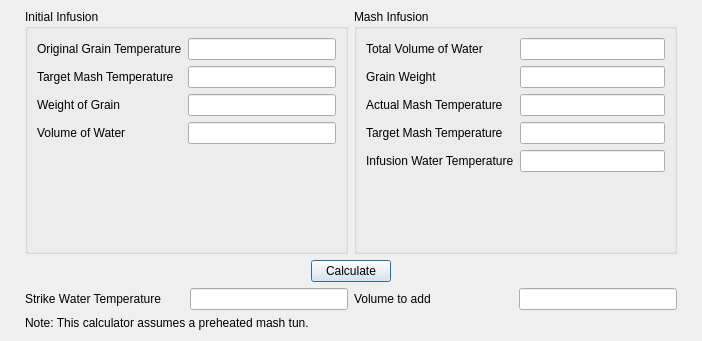
The window that ui/strikeWaterDialog.ui (Brewtarget/brewtarget) describes before a commit, drawn with Qt 5.
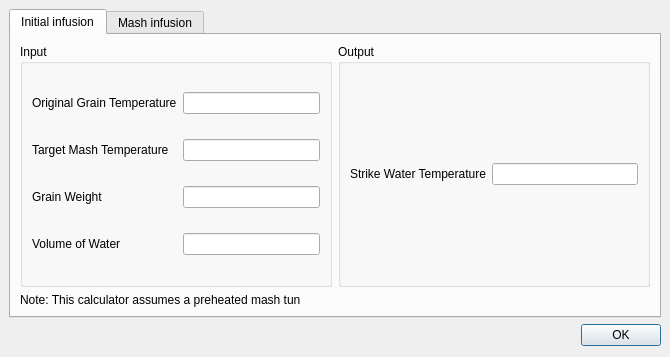
The same window after the commit. Custom widgets are drawn as their Qt base class.

The edit to the form file:
```diff
--- a/ui/strikeWaterDialog.ui
+++ b/ui/strikeWaterDialog.ui
@@ -6,8 +6,8 @@
    <rect>
     <x>0</x>
     <y>0</y>
-    <width>702</width>
-    <height>341</height>
+    <width>670</width>
+    <height>357</height>
    </rect>
   </property>
   <property name="windowTitle">
@@ -15,30 +15,46 @@
   </property>
   <layout class="QVBoxLayout" name="verticalLayout">
    <property name="leftMargin">
-    <number>25</number>
+    <number>9</number>
    </property>
    <property name="topMargin">
     <number>9</number>
    </property>
    <property name="rightMargin">
-    <number>25</number>
+    <number>9</number>
    </property>
    <item>
-    <layout class="QHBoxLayout" name="inputs">
+    <widget class="QTabWidget" name="tabWidget">
+     <property name="currentIndex">
+      <number>0</number>
+     </property>
+     <widget class="QWidget" name="tab">
+      <attribute name="title">
+       <string>Initial infusion</string>
+      </attribute>
+      <layout class="QVBoxLayout" name="verticalLayout_2">
      <item>
-      <widget class="QGroupBox" name="initialInfusion">
+        <layout class="QHBoxLayout" name="horizontalLayout">
+         <item>
+          <widget class="QGroupBox" name="groupBoxInitialInfusionInput">
+           <property name="sizePolicy">
+            <sizepolicy hsizetype="Preferred" vsizetype="Expanding">
+             <horstretch>0</horstretch>
+             <verstretch>0</verstretch>
+            </sizepolicy>
+           </property>
        <property name="title">
-        <string>Initial Infusion</string>
-       </property>
-       <property name="configSection" stdset="0">
-        <string notr="true">strikeWaterCalc</string>
-       </property>
-       <layout class="QFormLayout" name="formLayout_2">
-        <property name="fieldGrowthPolicy">
-         <enum>QFormLayout::AllNonFixedFieldsGrow</enum>
-        </property>
+            <string>Input</string>
+           </property>
+           <layout class="QFormLayout" name="formLayout_3">
         <item row="0" column="0">
          <widget class="BtTemperatureLabel" name="grainTempLbl">
+              <property name="sizePolicy">
+               <sizepolicy hsizetype="Preferred" vsizetype="Expanding">
+                <horstretch>0</horstretch>
+                <verstretch>0</verstretch>
+               </sizepolicy>
+              </property>
           <property name="contextMenuPolicy">
            <enum>Qt::CustomContextMenu</enum>
           </property>
@@ -53,11 +69,17 @@
         <item row="0" column="1">
          <widget class="BtTemperatureEdit" name="grainTempVal">
           <property name="sizePolicy">
-           <sizepolicy hsizetype="Preferred" vsizetype="Fixed">
+               <sizepolicy hsizetype="Expanding" vsizetype="Fixed">
             <horstretch>0</horstretch>
             <verstretch>0</verstretch>
            </sizepolicy>
           </property>
+              <property name="minimumSize">
+               <size>
+                <width>100</width>
+                <height>0</height>
+               </size>
+              </property>
           <property name="editField" stdset="0">
            <string notr="true">grainTempVal</string>
           </property>
@@ -65,6 +87,12 @@
         </item>
         <item row="1" column="0">
          <widget class="BtTemperatureLabel" name="targetMashLbl">
+              <property name="sizePolicy">
+               <sizepolicy hsizetype="Preferred" vsizetype="Expanding">
+                <horstretch>0</horstretch>
+                <verstretch>0</verstretch>
+               </sizepolicy>
+              </property>
           <property name="contextMenuPolicy">
            <enum>Qt::CustomContextMenu</enum>
           </property>
@@ -79,11 +107,17 @@
         <item row="1" column="1">
          <widget class="BtTemperatureEdit" name="targetMashVal">
           <property name="sizePolicy">
-           <sizepolicy hsizetype="Preferred" vsizetype="Fixed">
+               <sizepolicy hsizetype="Expanding" vsizetype="Fixed">
             <horstretch>0</horstretch>
             <verstretch>0</verstretch>
            </sizepolicy>
           </property>
+              <property name="minimumSize">
+               <size>
+                <width>100</width>
+                <height>0</height>
+               </size>
+              </property>
           <property name="editField" stdset="0">
            <string notr="true">targetMashVal</string>
           </property>
@@ -91,11 +125,17 @@
         </item>
         <item row="2" column="0">
          <widget class="BtMassLabel" name="grainWeightInitLbl">
+              <property name="sizePolicy">
+               <sizepolicy hsizetype="Preferred" vsizetype="Expanding">
+                <horstretch>0</horstretch>
+                <verstretch>0</verstretch>
+               </sizepolicy>
+              </property>
           <property name="contextMenuPolicy">
            <enum>Qt::CustomContextMenu</enum>
           </property>
           <property name="text">
-           <string>Weight of Grain</string>
+               <string>Grain Weight</string>
           </property>
           <property name="buddy">
            <cstring>grainWeightInitVal</cstring>
@@ -105,11 +145,17 @@
         <item row="2" column="1">
          <widget class="BtMassEdit" name="grainWeightInitVal">
           <property name="sizePolicy">
-           <sizepolicy hsizetype="Preferred" vsizetype="Fixed">
+               <sizepolicy hsizetype="Expanding" vsizetype="Fixed">
             <horstretch>0</horstretch>
             <verstretch>0</verstretch>
            </sizepolicy>
           </property>
+              <property name="minimumSize">
+               <size>
+                <width>100</width>
+                <height>0</height>
+               </size>
+              </property>
           <property name="decimals" stdset="0">
            <number>1</number>
           </property>
@@ -120,6 +166,12 @@
         </item>
         <item row="3" column="0">
          <widget class="BtVolumeLabel" name="waterVolumeLbl">
+              <property name="sizePolicy">
+               <sizepolicy hsizetype="Preferred" vsizetype="Expanding">
+                <horstretch>0</horstretch>
+                <verstretch>0</verstretch>
+               </sizepolicy>
+              </property>
           <property name="contextMenuPolicy">
            <enum>Qt::CustomContextMenu</enum>
           </property>
@@ -134,11 +186,17 @@
         <item row="3" column="1">
          <widget class="BtVolumeEdit" name="waterVolumeVal">
           <property name="sizePolicy">
-           <sizepolicy hsizetype="Preferred" vsizetype="Fixed">
+               <sizepolicy hsizetype="Expanding" vsizetype="Fixed">
             <horstretch>0</horstretch>
             <verstretch>0</verstretch>
            </sizepolicy>
           </property>
+              <property name="minimumSize">
+               <size>
+                <width>100</width>
+                <height>0</height>
+               </size>
+              </property>
           <property name="editField" stdset="0">
            <string notr="true">waterVolumeVal</string>
           </property>
@@ -148,17 +206,103 @@
       </widget>
      </item>
      <item>
-      <widget class="QGroupBox" name="mashInfusion">
-       <property name="title">
-        <string>Mash Infusion</string>
-       </property>
-       <property name="configSection" stdset="0">
-        <string notr="true">strikeWaterCalc</string>
+          <widget class="QGroupBox" name="groupBoxInitialInfusionOutput">
+           <property name="sizePolicy">
+            <sizepolicy hsizetype="Preferred" vsizetype="Expanding">
+             <horstretch>0</horstretch>
+             <verstretch>0</verstretch>
+            </sizepolicy>
+           </property>
+           <property name="title">
+            <string>Output</string>
        </property>
        <layout class="QFormLayout" name="formLayout">
-        <property name="fieldGrowthPolicy">
-         <enum>QFormLayout::AllNonFixedFieldsGrow</enum>
-        </property>
+            <item row="0" column="0">
+             <widget class="BtTemperatureLabel" name="initialResultLbl">
+              <property name="sizePolicy">
+               <sizepolicy hsizetype="Preferred" vsizetype="Expanding">
+                <horstretch>0</horstretch>
+                <verstretch>0</verstretch>
+               </sizepolicy>
+              </property>
+              <property name="font">
+               <font>
+                <weight>50</weight>
+                <bold>false</bold>
+               </font>
+              </property>
+              <property name="contextMenuPolicy">
+               <enum>Qt::CustomContextMenu</enum>
+              </property>
+              <property name="text">
+               <string>Strike Water Temperature</string>
+              </property>
+              <property name="buddy">
+               <cstring>initialResultTxt</cstring>
+              </property>
+             </widget>
+            </item>
+            <item row="0" column="1">
+             <widget class="BtTemperatureEdit" name="initialResultTxt">
+              <property name="sizePolicy">
+               <sizepolicy hsizetype="Expanding" vsizetype="Fixed">
+                <horstretch>0</horstretch>
+                <verstretch>0</verstretch>
+               </sizepolicy>
+              </property>
+              <property name="minimumSize">
+               <size>
+                <width>100</width>
+                <height>0</height>
+               </size>
+              </property>
+              <property name="readOnly">
+               <bool>true</bool>
+              </property>
+              <property name="editField" stdset="0">
+               <string notr="true">initialResultTxt</string>
+              </property>
+             </widget>
+            </item>
+           </layout>
+          </widget>
+         </item>
+        </layout>
+       </item>
+       <item>
+        <widget class="QLabel" name="Notes">
+         <property name="sizePolicy">
+          <sizepolicy hsizetype="Expanding" vsizetype="Maximum">
+           <horstretch>0</horstretch>
+           <verstretch>0</verstretch>
+          </sizepolicy>
+         </property>
+         <property name="text">
+          <string>Note: This calculator assumes a preheated mash tun</string>
+         </property>
+        </widget>
+       </item>
+      </layout>
+     </widget>
+     <widget class="QWidget" name="tab_2">
+      <attribute name="title">
+       <string>Mash infusion</string>
+      </attribute>
+      <layout class="QVBoxLayout" name="verticalLayout_3">
+       <item>
+        <layout class="QHBoxLayout" name="horizontalLayout_2">
+         <item>
+          <widget class="QGroupBox" name="groupBoxMashInfusionInput">
+           <property name="sizePolicy">
+            <sizepolicy hsizetype="Preferred" vsizetype="Expanding">
+             <horstretch>0</horstretch>
+             <verstretch>0</verstretch>
+            </sizepolicy>
+           </property>
+           <property name="title">
+            <string>Input</string>
+           </property>
+           <layout class="QFormLayout" name="formLayout_2">
         <item row="0" column="0">
          <widget class="BtVolumeLabel" name="mashVolLbl">
           <property name="contextMenuPolicy">
@@ -175,11 +319,17 @@
         <item row="0" column="1">
          <widget class="BtVolumeEdit" name="mashVolVal">
           <property name="sizePolicy">
-           <sizepolicy hsizetype="Preferred" vsizetype="Fixed">
+               <sizepolicy hsizetype="Expanding" vsizetype="MinimumExpanding">
             <horstretch>0</horstretch>
             <verstretch>0</verstretch>
            </sizepolicy>
           </property>
+              <property name="minimumSize">
+               <size>
+                <width>100</width>
+                <height>0</height>
+               </size>
+              </property>
           <property name="editField" stdset="0">
            <string notr="true">mashVolVal</string>
           </property>
@@ -201,11 +351,17 @@
         <item row="1" column="1">
          <widget class="BtMassEdit" name="grainWeightVal">
           <property name="sizePolicy">
-           <sizepolicy hsizetype="Preferred" vsizetype="Fixed">
+               <sizepolicy hsizetype="Expanding" vsizetype="MinimumExpanding">
             <horstretch>0</horstretch>
             <verstretch>0</verstretch>
            </sizepolicy>
           </property>
+              <property name="minimumSize">
+               <size>
+                <width>100</width>
+                <height>0</height>
+               </size>
+              </property>
           <property name="editField" stdset="0">
            <string notr="true">grainWeight</string>
           </property>
@@ -227,11 +383,17 @@
         <item row="2" column="1">
          <widget class="BtTemperatureEdit" name="actualMashVal">
           <property name="sizePolicy">
-           <sizepolicy hsizetype="Preferred" vsizetype="Fixed">
+               <sizepolicy hsizetype="Expanding" vsizetype="MinimumExpanding">
             <horstretch>0</horstretch>
             <verstretch>0</verstretch>
            </sizepolicy>
           </property>
+              <property name="minimumSize">
+               <size>
+                <width>100</width>
+                <height>0</height>
+               </size>
+              </property>
           <property name="editField" stdset="0">
            <string notr="true">actualMashVal</string>
           </property>
@@ -253,11 +415,17 @@
         <item row="3" column="1">
          <widget class="BtTemperatureEdit" name="targetMashInfVal">
           <property name="sizePolicy">
-           <sizepolicy hsizetype="Preferred" vsizetype="Fixed">
+               <sizepolicy hsizetype="Expanding" vsizetype="MinimumExpanding">
             <horstretch>0</horstretch>
             <verstretch>0</verstretch>
            </sizepolicy>
           </property>
+              <property name="minimumSize">
+               <size>
+                <width>100</width>
+                <height>0</height>
+               </size>
+              </property>
           <property name="editField" stdset="0">
            <string notr="true">targetMashInfVal</string>
           </property>
@@ -279,11 +447,17 @@
         <item row="4" column="1">
          <widget class="BtTemperatureEdit" name="infusionWaterVal">
           <property name="sizePolicy">
-           <sizepolicy hsizetype="Preferred" vsizetype="Fixed">
+               <sizepolicy hsizetype="Expanding" vsizetype="MinimumExpanding">
             <horstretch>0</horstretch>
             <verstretch>0</verstretch>
            </sizepolicy>
           </property>
+              <property name="minimumSize">
+               <size>
+                <width>100</width>
+                <height>0</height>
+               </size>
+              </property>
           <property name="editField" stdset="0">
            <string notr="true">infusionWaterVal</string>
           </property>
@@ -292,93 +466,22 @@
        </layout>
       </widget>
      </item>
-    </layout>
-   </item>
    <item>
-    <layout class="QHBoxLayout" name="horizontalLayout">
-     <item>
-      <widget class="QPushButton" name="pushButton_calculate">
+          <widget class="QGroupBox" name="groupBoxMashInfusionOutput">
        <property name="sizePolicy">
-        <sizepolicy hsizetype="Fixed" vsizetype="Fixed">
+            <sizepolicy hsizetype="Preferred" vsizetype="Expanding">
          <horstretch>0</horstretch>
          <verstretch>0</verstretch>
         </sizepolicy>
        </property>
-       <property name="toolTip">
-        <string>Calculate</string>
-       </property>
-       <property name="text">
-        <string>Calculate</string>
-       </property>
-       <property name="iconSize">
-        <size>
-         <width>24</width>
-         <height>24</height>
-        </size>
-       </property>
-       <property name="autoDefault">
-        <bool>false</bool>
-       </property>
-       <property name="default">
-        <bool>true</bool>
-       </property>
-      </widget>
-     </item>
-    </layout>
-   </item>
-   <item>
-    <layout class="QHBoxLayout" name="results">
-     <item>
-      <layout class="QHBoxLayout" name="initialResult">
-       <item>
-        <widget class="BtTemperatureLabel" name="initialResultLbl">
-         <property name="sizePolicy">
-          <sizepolicy hsizetype="Preferred" vsizetype="Fixed">
-           <horstretch>0</horstretch>
-           <verstretch>0</verstretch>
-          </sizepolicy>
-         </property>
-         <property name="font">
-          <font>
-           <weight>50</weight>
-           <bold>false</bold>
-          </font>
-         </property>
-         <property name="contextMenuPolicy">
-          <enum>Qt::CustomContextMenu</enum>
-         </property>
-         <property name="text">
-          <string>Strike Water Temperature</string>
-         </property>
-         <property name="buddy">
-          <cstring>initialResultTxt</cstring>
-         </property>
-        </widget>
-       </item>
-       <item>
-        <widget class="BtTemperatureEdit" name="initialResultTxt">
-         <property name="sizePolicy">
-          <sizepolicy hsizetype="Preferred" vsizetype="Fixed">
-           <horstretch>0</horstretch>
-           <verstretch>0</verstretch>
-          </sizepolicy>
-         </property>
-         <property name="readOnly">
-          <bool>true</bool>
-         </property>
-         <property name="editField" stdset="0">
-          <string notr="true">initialResultTxt</string>
-         </property>
-        </widget>
-       </item>
-      </layout>
-     </item>
-     <item>
-      <layout class="QHBoxLayout" name="mashResult">
-       <item>
+           <property name="title">
+            <string>Output</string>
+           </property>
+           <layout class="QFormLayout" name="formLayout_4">
+            <item row="0" column="0">
         <widget class="BtVolumeLabel" name="mashResultLbl">
          <property name="sizePolicy">
-          <sizepolicy hsizetype="Preferred" vsizetype="Fixed">
+               <sizepolicy hsizetype="Preferred" vsizetype="Expanding">
            <horstretch>0</horstretch>
            <verstretch>0</verstretch>
           </sizepolicy>
@@ -400,14 +503,20 @@
          </property>
         </widget>
        </item>
-       <item>
+            <item row="0" column="1">
         <widget class="BtVolumeEdit" name="mashResultTxt">
          <property name="sizePolicy">
-          <sizepolicy hsizetype="Preferred" vsizetype="Fixed">
+               <sizepolicy hsizetype="Expanding" vsizetype="Fixed">
            <horstretch>0</horstretch>
            <verstretch>0</verstretch>
           </sizepolicy>
          </property>
+              <property name="minimumSize">
+               <size>
+                <width>100</width>
+                <height>0</height>
+               </size>
+              </property>
          <property name="readOnly">
           <bool>true</bool>
          </property>
@@ -417,19 +526,25 @@
         </widget>
        </item>
       </layout>
+          </widget>
      </item>
     </layout>
    </item>
    <item>
-    <widget class="QLabel" name="Notes">
-     <property name="sizePolicy">
-      <sizepolicy hsizetype="Expanding" vsizetype="Maximum">
-       <horstretch>0</horstretch>
-       <verstretch>0</verstretch>
-      </sizepolicy>
-     </property>
+        <widget class="QLabel" name="label">
      <property name="text">
-      <string>Note: This calculator assumes a preheated mash tun.</string>
+          <string>Note: This calculator assumes a preheated mash tun</string>
+         </property>
+        </widget>
+       </item>
+      </layout>
+     </widget>
+    </widget>
+   </item>
+   <item>
+    <widget class="QDialogButtonBox" name="buttonBox">
+     <property name="standardButtons">
+      <set>QDialogButtonBox::Ok</set>
      </property>
     </widget>
    </item>
@@ -437,21 +552,30 @@
  </widget>
  <customwidgets>
   <customwidget>
-   <class>BtVolumeLabel</class>
-   <extends>QLabel</extends>
-   <header>BtLabel.h</header>
-   <slots>
-    <signal>labelChanged(Unit::unitDisplay,Unit::unitScale)</signal>
-   </slots>
-  </customwidget>
-  <customwidget>
-   <class>BtVolumeEdit</class>
+   <class>BtTemperatureEdit</class>
    <extends>QLineEdit</extends>
    <header>BtLineEdit.h</header>
    <slots>
     <slot>lineChanged(Unit::unitDisplay,Unit::unitScale)</slot>
    </slots>
   </customwidget>
+  <customwidget>
+   <class>BtTemperatureLabel</class>
+   <extends>QLabel</extends>
+   <header>BtLabel.h</header>
+   <slots>
+    <signal>labelChanged(Unit::unitDisplay,Unit::unitScale)</signal>
+   </slots>
+  </customwidget>
+  <customwidget>
+   <class>BtMassLabel</class>
+   <extends>QLabel</extends>
+   <header>BtLabel.h</header>
+   <slots>
+    <signal>labelChanged(Unit::unitDisplay,Unit::unitScale)</signal>
+    <slot>popContextMenu(QPoint)</slot>
+   </slots>
+  </customwidget>
   <customwidget>
    <class>BtMassEdit</class>
    <extends>QLineEdit</extends>
@@ -463,24 +587,15 @@
    </slots>
   </customwidget>
   <customwidget>
-   <class>BtMassLabel</class>
+   <class>BtVolumeLabel</class>
    <extends>QLabel</extends>
    <header>BtLabel.h</header>
    <slots>
     <signal>labelChanged(Unit::unitDisplay,Unit::unitScale)</signal>
-    <slot>popContextMenu(QPoint)</slot>
    </slots>
   </customwidget>
   <customwidget>
-   <class>BtTemperatureLabel</class>
-   <extends>QLabel</extends>
-   <header>BtLabel.h</header>
-   <slots>
-    <signal>labelChanged(Unit::unitDisplay,Unit::unitScale)</signal>
-   </slots>
-  </customwidget>
-  <customwidget>
-   <class>BtTemperatureEdit</class>
+   <class>BtVolumeEdit</class>
    <extends>QLineEdit</extends>
    <header>BtLineEdit.h</header>
    <slots>
```
Lines whose indentation alone changed are shown as unchanged.
